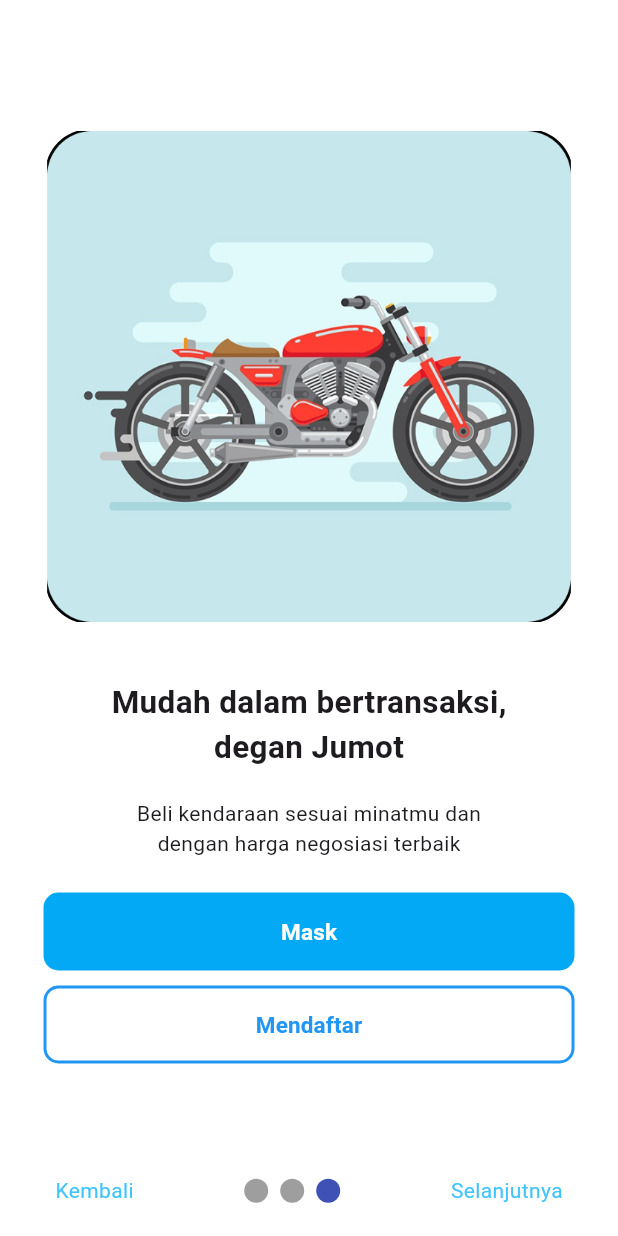
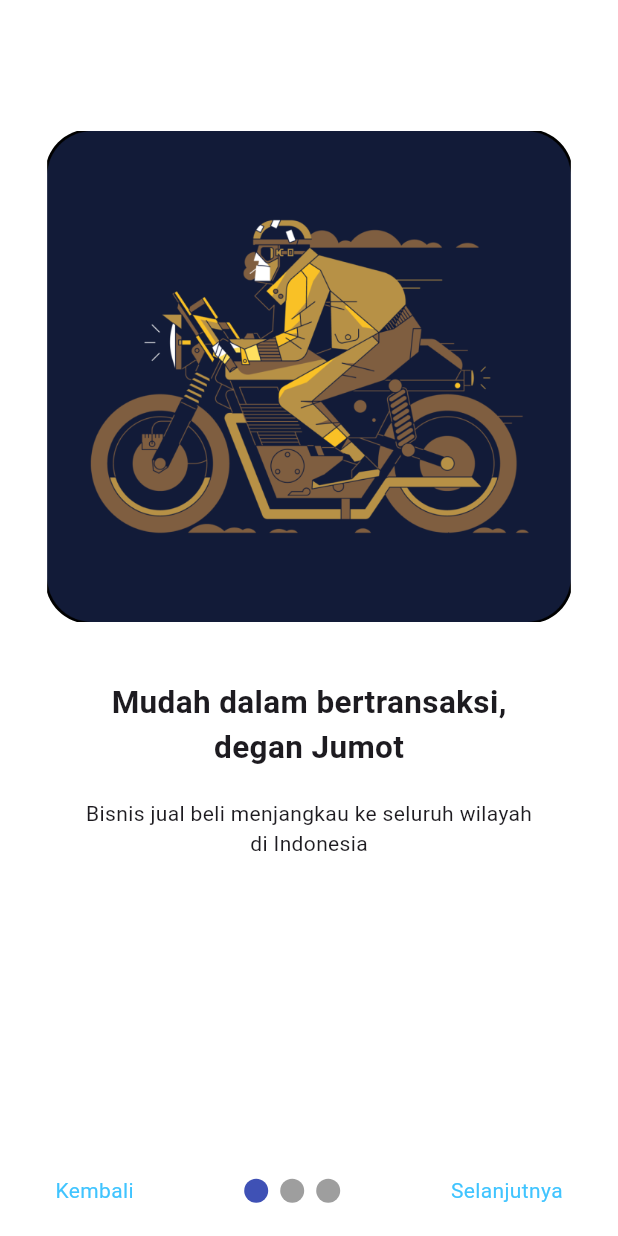
Before and after one commit to tranquanghuy123/Model-2, a Flutter app: the screen it shows after launch, after a tap on "Selanjutnya", after a tap on "Kembali", on a phone screen of 412 x 824 dp. Run offline on Flutter 3.47's test engine with Material 2 defaults, Android fonts, the phone set to English and light mode, and no system bars; drawn by our look-alikes of smooth_page_indicator; Roboto replaces fonts that are missing (Product Sans, Public Sans).

Commit message:
chua xong

```diff
--- a/Model2/lib/PageTwo.dart
+++ b/Model2/lib/InTro_Screen1.dart
@@ -1,6 +1,6 @@
 import 'package:flutter/material.dart';
 
-class PageTwo extends StatelessWidget{
+class introScreen1 extends StatelessWidget{
   @override
   Widget build(BuildContext context) {
     return Scaffold(
@@ -11,9 +11,9 @@ class PageTwo extends StatelessWidget{
             SizedBox(height: 86),
 
             ClipRRect(
-              borderRadius: BorderRadius.circular(30),
-              child: Image.asset('assets/pictures/hai.png', height: 330,
-                width: 352),
+                borderRadius: BorderRadius.circular(30),
+              child: Image.asset('assets/pictures/mot.png', height: 330,
+                width: 352,),
             ),
 
             SizedBox(height: 37),
@@ -26,7 +26,7 @@ class PageTwo extends StatelessWidget{
                 children: [
                   Text('Mudah dalam bertransaksi,', style:
                   TextStyle(
-                      fontWeight: FontWeight.w700, fontSize: 21,
+                    fontWeight: FontWeight.w700, fontSize: 21,
                       fontFamily: 'Product Sans'
                   ),),
                   Text('degan Jumot', style:
@@ -46,12 +46,12 @@ class PageTwo extends StatelessWidget{
               //color: Colors.green,
               child: Column(
                 children: [
-                  Text('Jual beli bisa dilakukan secara cod agar dapat', style:
+                  Text('Bisnis jual beli menjangkau ke seluruh wilayah', style:
                   TextStyle(
                       fontWeight: FontWeight.w400, fontSize: 14,
                       fontFamily: 'Roboto'
                   ),),
-                  Text('mengecek barang yang akan kita beli', style:
+                  Text('di Indonesia', style:
                   TextStyle(
                       fontWeight: FontWeight.w400, fontSize: 14,
                       fontFamily: 'Roboto'
--- a/Model2/lib/PageThree.dart
+++ b/Model2/lib/Intro_Screen2.dart
@@ -1,6 +1,6 @@
 import 'package:flutter/material.dart';
 
-class PageThree extends StatelessWidget{
+class introScreen2 extends StatelessWidget{
   @override
   Widget build(BuildContext context) {
     return Scaffold(
@@ -12,8 +12,8 @@ class PageThree extends StatelessWidget{
 
             ClipRRect(
               borderRadius: BorderRadius.circular(30),
-              child: Image.asset('assets/pictures/ba.png', height: 330,
-                  width: 352),
+              child: Image.asset('assets/pictures/hai.png', height: 330,
+                width: 352),
             ),
 
             SizedBox(height: 37),
@@ -46,12 +46,12 @@ class PageThree extends StatelessWidget{
               //color: Colors.green,
               child: Column(
                 children: [
-                  Text('Beli kendaraan sesuai minatmu dan', style:
+                  Text('Jual beli bisa dilakukan secara cod agar dapat', style:
                   TextStyle(
                       fontWeight: FontWeight.w400, fontSize: 14,
                       fontFamily: 'Roboto'
                   ),),
-                  Text('dengan harga negosiasi terbaik', style:
+                  Text('mengecek barang yang akan kita beli', style:
                   TextStyle(
                       fontWeight: FontWeight.w400, fontSize: 14,
                       fontFamily: 'Roboto'
@@ -59,39 +59,6 @@ class PageThree extends StatelessWidget{
                 ],
               ),
             ),
-            SizedBox(height: 0),
-
-            TextButton(onPressed: (){},
-                style: TextButton.styleFrom(
-                  backgroundColor: Colors.lightBlue,
-                  foregroundColor: Colors.white,
-                  minimumSize: Size(354, 52),
-                    shape: RoundedRectangleBorder(
-                        borderRadius: BorderRadius.all(Radius.circular(10)))
-
-                ),
-                child: Text('Mask', style: TextStyle(
-                  fontWeight: FontWeight.w700, fontSize: 15, fontFamily: 'Product Sans'
-                ),)
-            ),
-
-            SizedBox(height: 10,),
-
-            TextButton(onPressed: (){},
-                style: TextButton.styleFrom(
-                  backgroundColor: Colors.white,
-                  foregroundColor: Colors.blue,
-                  minimumSize: Size(354, 52),
-                shape: RoundedRectangleBorder(
-                  borderRadius: BorderRadius.all(Radius.circular(10)),
-                  side: BorderSide(width: 2, color: Colors.blue)
-
-                )),
-                child: Text('Mendaftar', style: TextStyle(
-                    fontWeight: FontWeight.w700, fontSize: 15, fontFamily: 'Product Sans'
-                ),)
-            )
-
           ],
         ),
       ),
--- /dev/null
+++ b/Model2/lib/Intro_Screen3.dart
@@ -0,0 +1,105 @@
+import 'package:flutter/material.dart';
+import 'package:model2/Register_Screen.dart';
+
+class introScreen3 extends StatelessWidget{
+  @override
+  Widget build(BuildContext context) {
+    return Scaffold(
+      backgroundColor: Colors.white,
+      body: Center(
+        child: Column(
+          children: [
+            SizedBox(height: 86),
+
+            ClipRRect(
+              borderRadius: BorderRadius.circular(30),
+              child: Image.asset('assets/pictures/ba.png', height: 330,
+                  width: 352),
+            ),
+
+            SizedBox(height: 37),
+
+            Container(
+              height: 60,
+              width: 266,
+              //color: Colors.green,
+              child: Column(
+                children: [
+                  Text('Mudah dalam bertransaksi,', style:
+                  TextStyle(
+                      fontWeight: FontWeight.w700, fontSize: 21,
+                      fontFamily: 'Product Sans'
+                  ),),
+                  Text('degan Jumot', style:
+                  TextStyle(
+                      fontWeight: FontWeight.w700, fontSize: 21,
+                      fontFamily: 'Product Sans'
+                  ),),
+                ],
+              ),
+            ),
+
+            SizedBox(height: 19),
+
+            Container(
+              height: 63,
+              width: 305,
+              //color: Colors.green,
+              child: Column(
+                children: [
+                  Text('Beli kendaraan sesuai minatmu dan', style:
+                  TextStyle(
+                      fontWeight: FontWeight.w400, fontSize: 14,
+                      fontFamily: 'Roboto'
+                  ),),
+                  Text('dengan harga negosiasi terbaik', style:
+                  TextStyle(
+                      fontWeight: FontWeight.w400, fontSize: 14,
+                      fontFamily: 'Roboto'
+                  ),),
+                ],
+              ),
+            ),
+            SizedBox(height: 0),
+
+            TextButton(onPressed: (){},
+                style: TextButton.styleFrom(
+                  backgroundColor: Colors.lightBlue,
+                  foregroundColor: Colors.white,
+                  minimumSize: Size(354, 52),
+                    shape: RoundedRectangleBorder(
+                        borderRadius: BorderRadius.all(Radius.circular(10)))
+
+                ),
+                child: Text('Mask', style: TextStyle(
+                  fontWeight: FontWeight.w700, fontSize: 15, fontFamily: 'Product Sans'
+                ),)
+            ),
+
+            SizedBox(height: 10,),
+
+            TextButton(onPressed: (){
+              Navigator.push(context,
+              MaterialPageRoute(builder: (context) => registerScreen()));
+            },
+                style: TextButton.styleFrom(
+                  backgroundColor: Colors.white,
+                  foregroundColor: Colors.blue,
+                  minimumSize: Size(354, 52),
+                shape: RoundedRectangleBorder(
+                  borderRadius: BorderRadius.all(Radius.circular(10)),
+                  side: BorderSide(width: 2, color: Colors.blue)
+
+                )),
+                child: Text('Mendaftar', style: TextStyle(
+                    fontWeight: FontWeight.w700, fontSize: 15, fontFamily: 'Product Sans'
+                ),)
+            )
+
+          ],
+        ),
+      ),
+    );
+  }
+
+}
--- a/Model2/lib/introduce.dart
+++ b/Model2/lib/Introduce_Screen.dart
@@ -1,22 +1,21 @@
 import 'package:flutter/material.dart';
-import 'package:model2/PageOne.dart';
-import 'package:model2/PageThree.dart';
-import 'package:model2/PageTwo.dart';
+import 'package:model2/InTro_Screen1.dart';
+import 'package:model2/Intro_Screen3.dart';
+import 'package:model2/Intro_Screen2.dart';
 import 'package:smooth_page_indicator/smooth_page_indicator.dart';
 
-class Introduce extends StatefulWidget{
+class introduceScreen extends StatefulWidget{
   @override
   State<StatefulWidget> createState() {
-   return _IntroduceState();
+   return _introduceScreenState();
   }
 }
-class _IntroduceState extends State<Introduce>{
+class _introduceScreenState extends State<introduceScreen>{
 
   PageController _controller = PageController();
   bool isShowKembaliButton = false;
   @override
   void initState() {
-    // TODO: implement initState
     super.initState();
     WidgetsBinding.instance.addPostFrameCallback((_) => isShowKembaliButton = _controller.page! > 0);
 
@@ -36,9 +35,9 @@ class _IntroduceState extends State<Introduce>{
             controller: _controller,
 
             children: [
-              PageOne(),
-              PageTwo(),
-              PageThree(),
+              introScreen1(),
+              introScreen2(),
+              introScreen3(),
             ],
           ),
 
@@ -53,7 +52,7 @@ class _IntroduceState extends State<Introduce>{
                   visible: isShowKembaliButton,
                   child:  GestureDetector(
                   onTap: (){
-                    _controller.nextPage(duration: Duration(milliseconds: 500),
+                    _controller.previousPage(duration: Duration(milliseconds: 500),
                         curve: Curves.easeIn);
                   },
                   child: Text('Kembali', style:
@@ -70,9 +69,8 @@ class _IntroduceState extends State<Introduce>{
                 GestureDetector(
                   onTap: (){
 
-
                     _controller.nextPage(duration: const Duration(milliseconds: 500),
-                        curve: Curves.easeIn);
+                        curve: Curves.bounceIn);
                     setState(() {
                       isShowKembaliButton = true;
                     });
--- a/Model2/lib/PageOne.dart
+++ /dev/null
@@ -1,68 +0,0 @@
-import 'package:flutter/material.dart';
-
-class PageOne extends StatelessWidget{
-  @override
-  Widget build(BuildContext context) {
-    return Scaffold(
-      backgroundColor: Colors.white,
-      body: Center(
-        child: Column(
-          children: [
-            SizedBox(height: 86),
-
-            ClipRRect(
-                borderRadius: BorderRadius.circular(30),
-              child: Image.asset('assets/pictures/mot.png', height: 330,
-                width: 352,),
-            ),
-
-            SizedBox(height: 37),
-
-            Container(
-              height: 60,
-              width: 266,
-              //color: Colors.green,
-              child: Column(
-                children: [
-                  Text('Mudah dalam bertransaksi,', style:
-                  TextStyle(
-                    fontWeight: FontWeight.w700, fontSize: 21,
-                      fontFamily: 'Product Sans'
-                  ),),
-                  Text('degan Jumot', style:
-                  TextStyle(
-                      fontWeight: FontWeight.w700, fontSize: 21,
-                      fontFamily: 'Product Sans'
-                  ),),
-                ],
-              ),
-            ),
-
-            SizedBox(height: 19),
-
-            Container(
-              height: 63,
-              width: 305,
-              //color: Colors.green,
-              child: Column(
-                children: [
-                  Text('Bisnis jual beli menjangkau ke seluruh wilayah', style:
-                  TextStyle(
-                      fontWeight: FontWeight.w400, fontSize: 14,
-                      fontFamily: 'Roboto'
-                  ),),
-                  Text('di Indonesia', style:
-                  TextStyle(
-                      fontWeight: FontWeight.w400, fontSize: 14,
-                      fontFamily: 'Roboto'
-                  ),),
-                ],
-              ),
-            ),
-          ],
-        ),
-      ),
-    );
-  }
-
-}
--- a/Model2/lib/main.dart
+++ b/Model2/lib/main.dart
@@ -1,7 +1,8 @@
 import 'package:flutter/material.dart';
-import 'package:model2/PageOne.dart';
-import 'package:model2/PageTwo.dart';
-import 'package:model2/introduce.dart';
+import 'package:model2/InTro_Screen1.dart';
+import 'package:model2/Intro_Screen2.dart';
+import 'package:model2/Introduce_Screen.dart';
+import 'package:model2/Register_Screen.dart';
 
 void main() {
   runApp(const MyApp());
@@ -22,7 +23,7 @@ class MyApp extends StatelessWidget {
         colorScheme: ColorScheme.fromSeed(seedColor: Colors.deepPurple),
         useMaterial3: true,
       ),
-      home: Introduce(),
+      home: introduceScreen(),
     );
   }
 }
--- a/Model2/pubspec.yaml
+++ b/Model2/pubspec.yaml
@@ -64,6 +64,8 @@ flutter:
     - assets/pictures/mot.png
     - assets/pictures/hai.png
     - assets/pictures/ba.png
+    - assets/pictures/bon1.png
+    - assets/icons/google.png
   #   - images/a_dot_ham.jpeg
 
   # An image asset can refer to one or more resolution-specific "variants", see
```
Also changed, not shown: Model2/lib/Register_Screen.dart (added, +301 -0 lines), Model2/assets/icons/google.png (added), Model2/assets/pictures/ba.png, Model2/assets/pictures/bon1.png (added).
